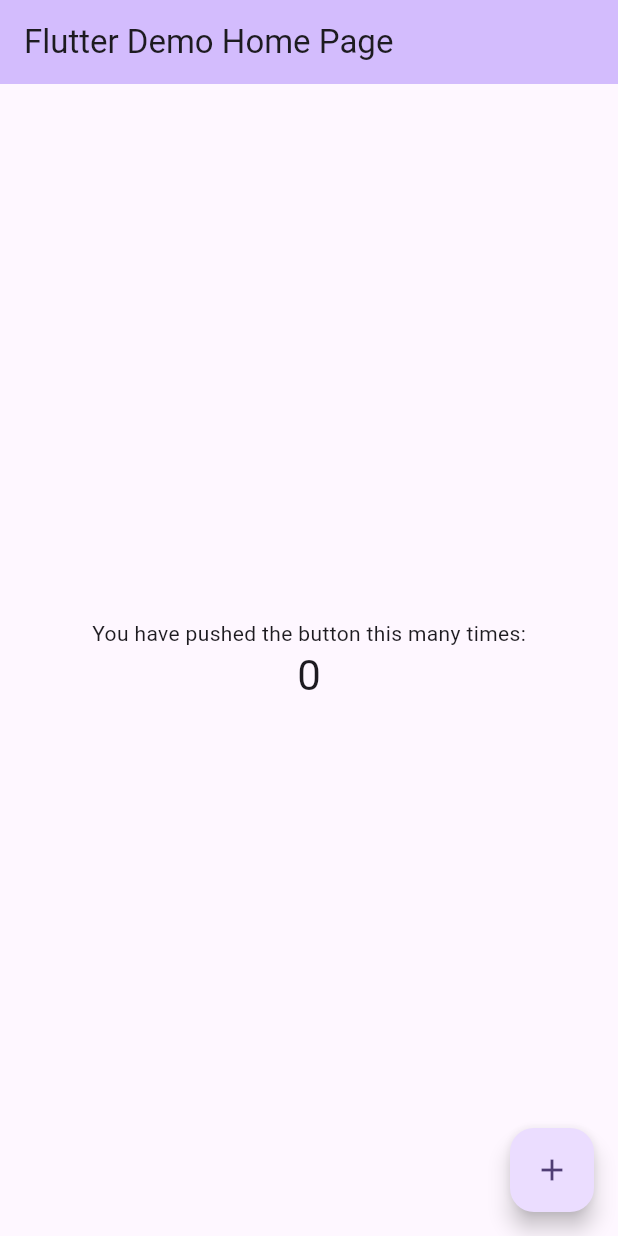
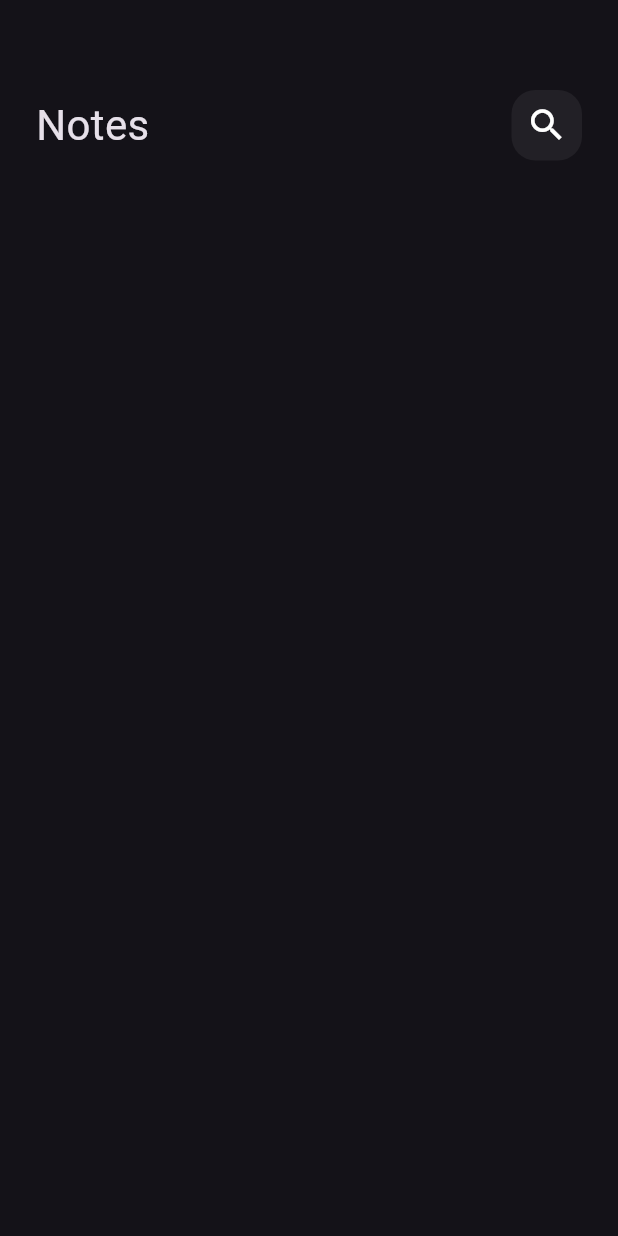
Before and after one commit to Ibrahim8545/NotesApp, a Flutter app: the screen it shows after launch, on a phone screen of 412 x 824 dp. Run offline on Flutter 3.47's test engine with Material 3 defaults, Android fonts, the phone set to English and light mode, and no system bars.

Commit message:
add custumbar and change theme

```diff
--- a/lib/main.dart
+++ b/lib/main.dart
@@ -1,4 +1,5 @@
 import 'package:flutter/material.dart';
+import 'package:notesapp/views/notes_view.dart';
 
 void main() {
   runApp(const MyApp());
@@ -11,115 +12,11 @@ class MyApp extends StatelessWidget {
   @override
   Widget build(BuildContext context) {
     return MaterialApp(
-      title: 'Flutter Demo',
+      debugShowCheckedModeBanner: false,
       theme: ThemeData(
-        // This is the theme of your application.
-        //
-        // TRY THIS: Try running your application with "flutter run". You'll see
-        // the application has a purple toolbar. Then, without quitting the app,
-        // try changing the seedColor in the colorScheme below to Colors.green
-        // and then invoke "hot reload" (save your changes or press the "hot
-        // reload" button in a Flutter-supported IDE, or press "r" if you used
-        // the command line to start the app).
-        //
-        // Notice that the counter didn't reset back to zero; the application
-        // state is not lost during the reload. To reset the state, use hot
-        // restart instead.
-        //
-        // This works for code too, not just values: Most code changes can be
-        // tested with just a hot reload.
-        colorScheme: ColorScheme.fromSeed(seedColor: Colors.deepPurple),
-        useMaterial3: true,
+        brightness: Brightness.dark
       ),
-      home: const MyHomePage(title: 'Flutter Demo Home Page'),
+      home:const NotesView(),
     );
   }
 }
-
-class MyHomePage extends StatefulWidget {
-  const MyHomePage({super.key, required this.title});
-
-  // This widget is the home page of your application. It is stateful, meaning
-  // that it has a State object (defined below) that contains fields that affect
-  // how it looks.
-
-  // This class is the configuration for the state. It holds the values (in this
-  // case the title) provided by the parent (in this case the App widget) and
-  // used by the build method of the State. Fields in a Widget subclass are
-  // always marked "final".
-
-  final String title;
-
-  @override
-  State<MyHomePage> createState() => _MyHomePageState();
-}
-
-class _MyHomePageState extends State<MyHomePage> {
-  int _counter = 0;
-
-  void _incrementCounter() {
-    setState(() {
-      // This call to setState tells the Flutter framework that something has
-      // changed in this State, which causes it to rerun the build method below
-      // so that the display can reflect the updated values. If we changed
-      // _counter without calling setState(), then the build method would not be
-      // called again, and so nothing would appear to happen.
-      _counter++;
-    });
-  }
-
-  @override
-  Widget build(BuildContext context) {
-    // This method is rerun every time setState is called, for instance as done
-    // by the _incrementCounter method above.
-    //
-    // The Flutter framework has been optimized to make rerunning build methods
-    // fast, so that you can just rebuild anything that needs updating rather
-    // than having to individually change instances of widgets.
-    return Scaffold(
-      appBar: AppBar(
-        // TRY THIS: Try changing the color here to a specific color (to
-        // Colors.amber, perhaps?) and trigger a hot reload to see the AppBar
-        // change color while the other colors stay the same.
-        backgroundColor: Theme.of(context).colorScheme.inversePrimary,
-        // Here we take the value from the MyHomePage object that was created by
-        // the App.build method, and use it to set our appbar title.
-        title: Text(widget.title),
-      ),
-      body: Center(
-        // Center is a layout widget. It takes a single child and positions it
-        // in the middle of the parent.
-        child: Column(
-          // Column is also a layout widget. It takes a list of children and
-          // arranges them vertically. By default, it sizes itself to fit its
-          // children horizontally, and tries to be as tall as its parent.
-          //
-          // Column has various properties to control how it sizes itself and
-          // how it positions its children. Here we use mainAxisAlignment to
-          // center the children vertically; the main axis here is the vertical
-          // axis because Columns are vertical (the cross axis would be
-          // horizontal).
-          //
-          // TRY THIS: Invoke "debug painting" (choose the "Toggle Debug Paint"
-          // action in the IDE, or press "p" in the console), to see the
-          // wireframe for each widget.
-          mainAxisAlignment: MainAxisAlignment.center,
-          children: <Widget>[
-            const Text(
-              'You have pushed the button this many times:',
-            ),
-            Text(
-              '$_counter',
-              style: Theme.of(context).textTheme.headlineMedium,
-            ),
-          ],
-        ),
-      ),
-      floatingActionButton: FloatingActionButton(
-        onPressed: _incrementCounter,
-        tooltip: 'Increment',
-        child: const Icon(Icons.add),
-      ), // This trailing comma makes auto-formatting nicer for build methods.
-    );
-  }
-}
--- /dev/null
+++ b/lib/views/notes_view.dart
@@ -0,0 +1,13 @@
+import 'package:flutter/material.dart';
+import 'package:notesapp/widget/notes_view_body.dart';
+
+class NotesView extends StatelessWidget {
+  const NotesView({super.key});
+
+  @override
+  Widget build(BuildContext context) {
+    return const  Scaffold(
+      body:NotesViewBody() ,
+    );
+  }
+}
--- /dev/null
+++ b/lib/widget/custom_appbar.dart
@@ -0,0 +1,22 @@
+import 'package:flutter/material.dart';
+import 'package:notesapp/widget/custom_serach_icon.dart';
+
+class CustomAppBar extends StatelessWidget {
+  const CustomAppBar({super.key});
+
+  @override
+  Widget build(BuildContext context) {
+    return const Row(
+      children: [
+        Text(
+          'Notes',
+          style: TextStyle(
+            fontSize: 28,
+          ),
+        ),
+        Spacer(),
+        CustomSearch()
+      ],
+    );
+  }
+}
--- /dev/null
+++ b/lib/widget/custom_serach_icon.dart
@@ -0,0 +1,22 @@
+import 'package:flutter/material.dart';
+
+class CustomSearch extends StatelessWidget {
+  const CustomSearch({super.key});
+
+  @override
+  Widget build(BuildContext context) {
+    return  Container(
+      height: 47,
+      width: 47,
+      decoration: BoxDecoration(
+        color: Colors.white.withOpacity(.06),
+        borderRadius:BorderRadius.circular(16)
+
+
+      ),
+      child:const  Icon(
+        Icons.search,size: 28,
+        ),
+    );
+  }
+}
--- /dev/null
+++ b/lib/widget/notes_view_body.dart
@@ -0,0 +1,19 @@
+import 'package:flutter/material.dart';
+import 'package:notesapp/widget/custom_appbar.dart';
+
+class NotesViewBody extends StatelessWidget {
+  const NotesViewBody({super.key});
+
+  @override
+  Widget build(BuildContext context) {
+    return const Padding(
+      padding:  EdgeInsets.symmetric(horizontal: 24),
+      child: const Column(
+        children: [
+          SizedBox(height: 60,),
+          CustomAppBar()
+        ],
+      ),
+    );
+  }
+}
```
